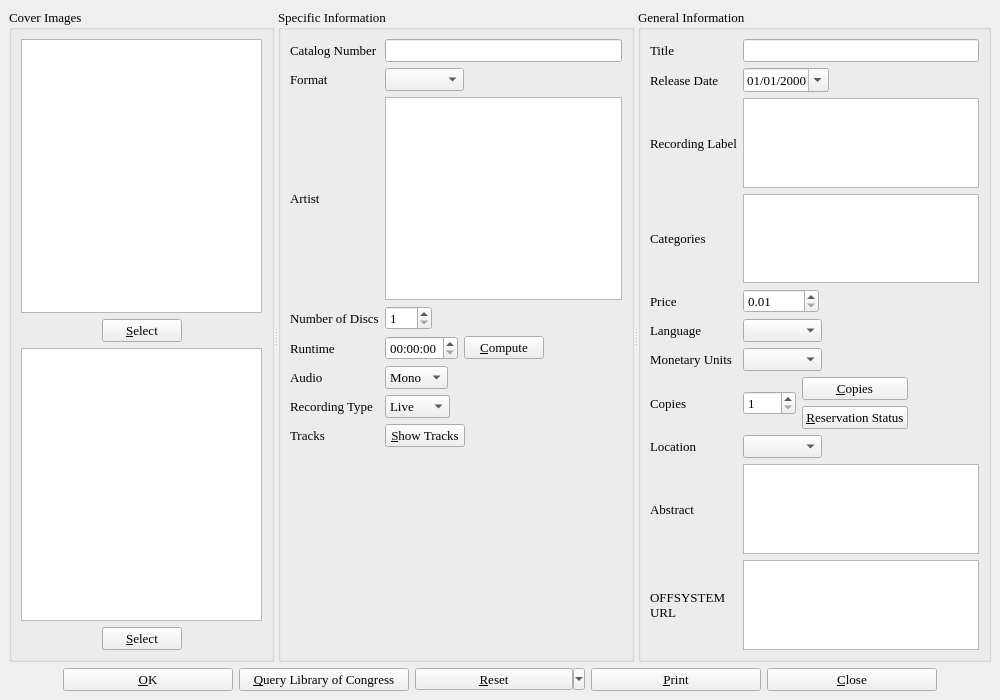
This is cdinfo.ui in textbrowser/biblioteq as Qt 5 draws it before an edit. The edited form follows.
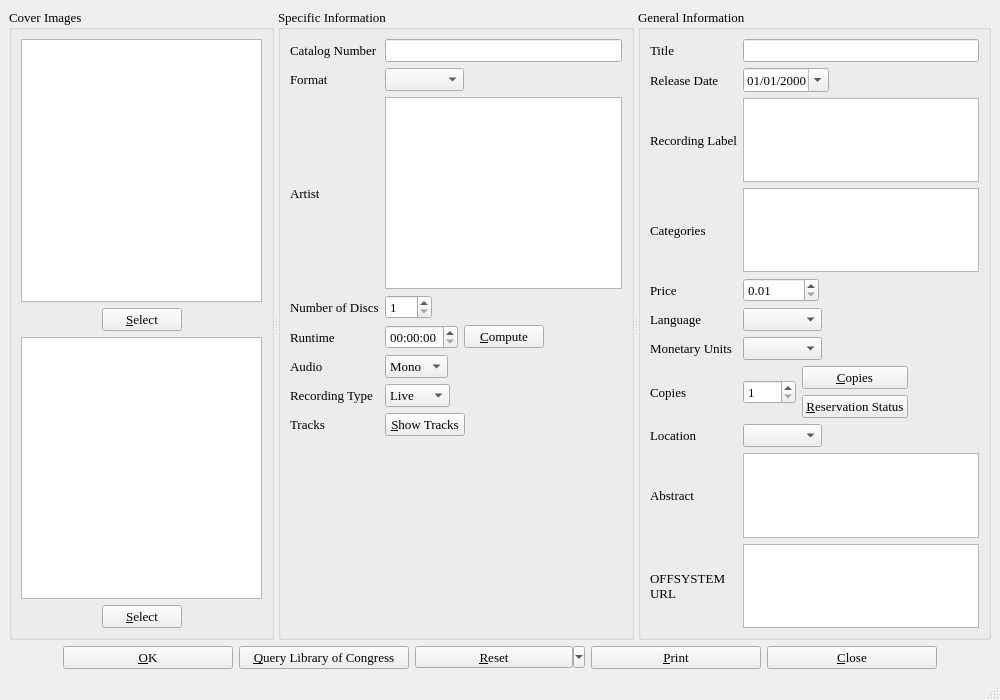
This is the edited form. Icons and pictures are not drawn. Custom widgets are drawn as their Qt base class.

Commit message: Discovered some issues with the threaded query. Preparing for 6.08. Adding status messages to the various item windows. Using more deleteLater() calls, whereever appropriate.

Diff of the .ui file:
```diff
--- a/cdinfo.ui
+++ b/cdinfo.ui
@@ -1175,6 +1175,7 @@
     </item>
    </layout>
   </widget>
+  <widget class="QStatusBar" name="statusBar" />
  </widget>
  <customwidgets>
   <customwidget>
```
Left out of the diff: 66 changed lines with no effect on the pictures. The commit also changes 7 other files.
